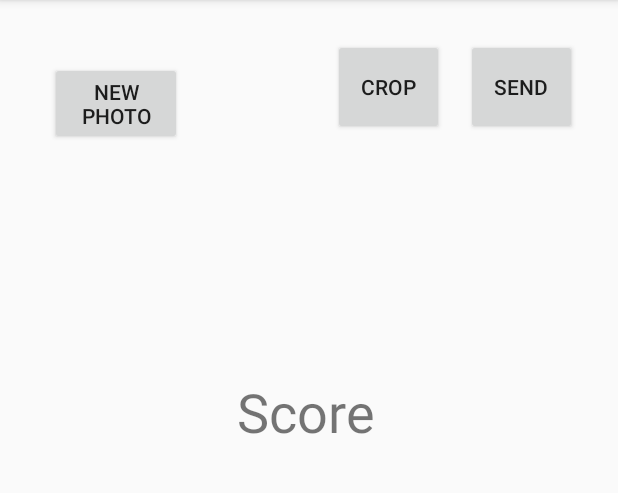
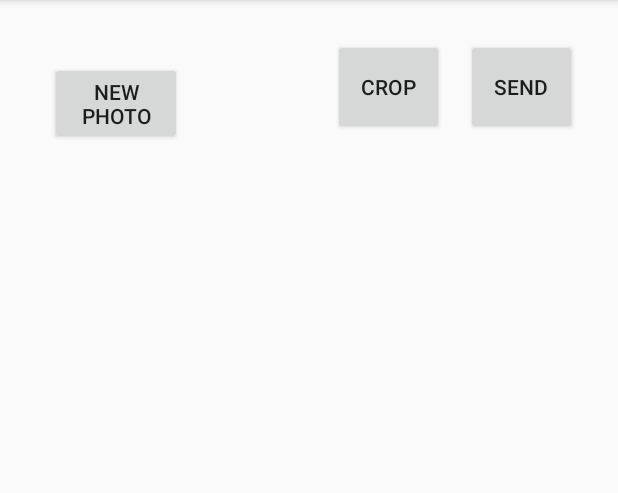
Before and after one commit to MeryKitty/chamtracnghiem, an Android app: the EditPhoto screen opened directly, with no data from a screen before it, on a phone screen of 412 x 824 dp, the part 84-577 px from its top. Run offline under Robolectric (Android 15) with nearby library versions, the phone set to English and light mode, and no system bars; our stand-ins replace Volley.

Commit message:
logo ahihi

```diff
--- a/app/src/main/AndroidManifest.xml
+++ b/app/src/main/AndroidManifest.xml
@@ -10,7 +10,7 @@
 
     <application
         android:allowBackup="true"
-        android:icon="@mipmap/ic_launcher"
+        android:icon="@drawable/app_logo"
         android:label="@string/app_name"
         android:roundIcon="@mipmap/ic_launcher_round"
         android:supportsRtl="true"
--- a/app/src/main/java/com/example/chamtracnghiem/EditPhoto.java
+++ b/app/src/main/java/com/example/chamtracnghiem/EditPhoto.java
@@ -80,7 +80,6 @@ public class EditPhoto extends AppCompatActivity {
 
         JsonObjectRequest jsonObjectRequest = new JsonObjectRequest
                 (Request.Method.PUT, url, null, new Response.Listener<JSONObject>() {
-
                     //TODO: find jsonRequest input (now null)
                     @Override
                     public void onResponse(JSONObject response) {
--- a/app/src/main/res/layout/activity_edit_photo.xml
+++ b/app/src/main/res/layout/activity_edit_photo.xml
@@ -11,8 +11,7 @@
         android:id="@+id/backButton"
         android:layout_width="88dp"
         android:layout_height="wrap_content"
-        android:layout_alignParentStart="true"
-        android:layout_alignParentTop="true"
+        android:gravity="center"
         android:layout_marginStart="33dp"
         android:layout_marginTop="97dp"
         android:text="@string/backButton" />
@@ -58,7 +57,6 @@
         android:layout_centerHorizontal="true"
         android:layout_marginTop="306dp"
         android:layout_marginEnd="162dp"
-        android:text="Score"
         android:textSize="36sp"
         app:textAllCaps="false" />
 
```
Also changed, not shown: app/src/main/res/drawable/app_logo.png (added).
